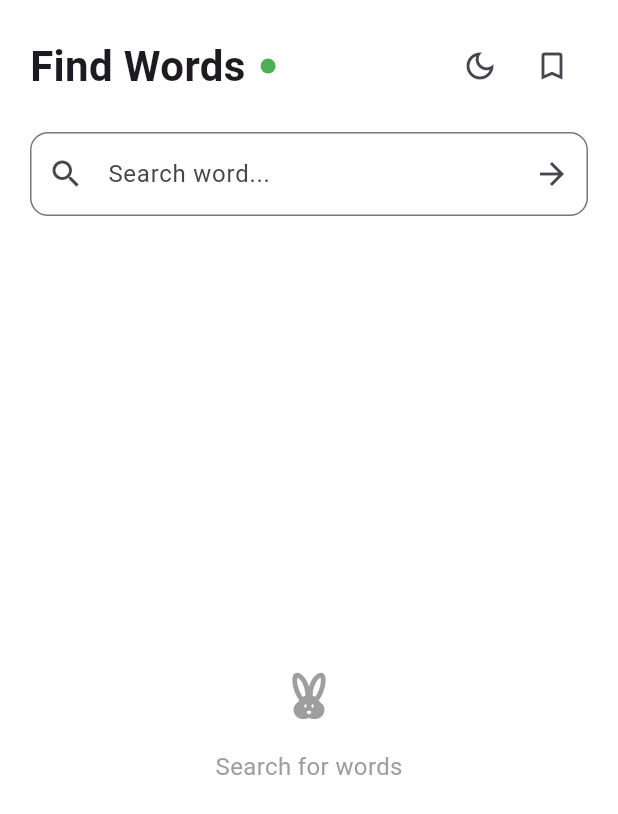
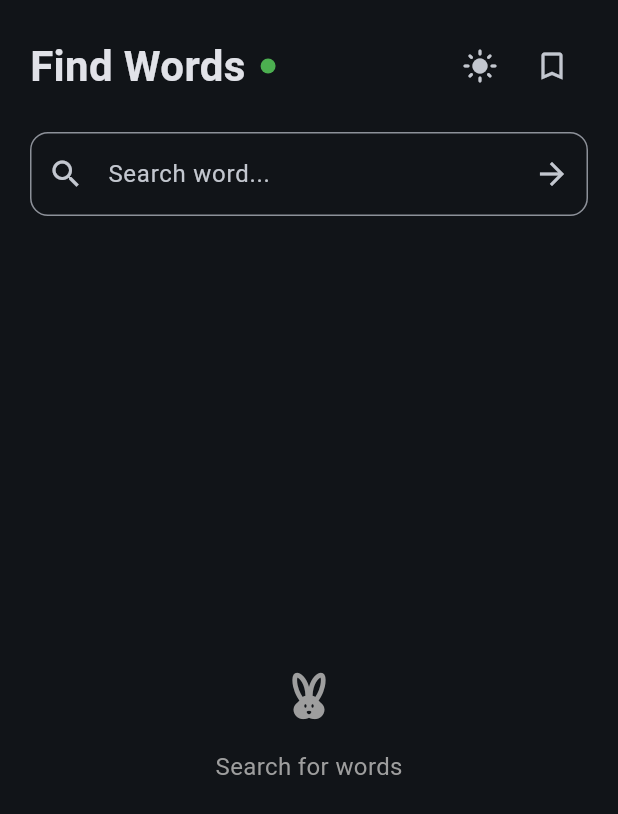
Before and after one commit to VISHNU7441/find_me_words, a Flutter app: the screen it shows after launch, after a tap on the "dark mode" icon, on a phone screen of 412 x 824 dp. Shown: the top 814 px of the screen. Run offline on Flutter 3.47's test engine with Material 3 defaults, Android fonts, the light colour scheme and no system bars; our stand-ins replace dio, flutter_riverpod, riverpod_annotation, sqflite; accounts and stored records are empty; generated files the repository leaves out were written again.

Commit message:
[feat:] add colour theme to the app

```diff
--- /dev/null
+++ b/lib/core/theme/app_theme.dart
@@ -0,0 +1,14 @@
+import 'package:flutter/material.dart';
+
+final ThemeData lightTheme = ThemeData(
+  useMaterial3: true,
+  brightness: Brightness.light,
+  colorSchemeSeed: Colors.blue,
+  scaffoldBackgroundColor: Colors.white,
+);
+
+final ThemeData darkTheme = ThemeData(
+  useMaterial3: true,
+  brightness: Brightness.dark,
+  colorSchemeSeed: Colors.blue,
+);
--- a/lib/feature/home/presentation/controllers/home_page_controller.dart
+++ b/lib/feature/home/presentation/controllers/home_page_controller.dart
@@ -153,6 +153,10 @@ class HomePageController extends _$HomePageController {
     state = state.copyWith(wordDetails: null);
   }
 
+  void toggleTheme() {
+    state = state.copyWith(isDarkMode: !state.isDarkMode);
+  }
+
   // bookmark helper functions
   Future<void> getBookmarkedItems() async {
     state = state.copyWith(
--- a/lib/feature/home/presentation/pages/home_page.dart
+++ b/lib/feature/home/presentation/pages/home_page.dart
@@ -50,13 +50,12 @@ class _HomeScreenState extends ConsumerState<HomeScreen> {
 
     final isSearchEmpty =
         state.query.trim().isEmpty && state.suggestions.isEmpty;
+    final isDarkMode = state.isDarkMode;
 
     return Scaffold(
-      backgroundColor: Colors.white,
-
+      backgroundColor: Theme.of(context).scaffoldBackgroundColor,
       body: SafeArea(
         minimum: const EdgeInsets.all(20),
-
         child: Column(
           crossAxisAlignment: CrossAxisAlignment.start,
           children: [
@@ -82,13 +81,18 @@ class _HomeScreenState extends ConsumerState<HomeScreen> {
                 const Spacer(),
 
                 IconButton(
-                  onPressed: () {},
-                  icon: const Icon(Icons.dark_mode_outlined),
+                  onPressed: () {
+                    ref.read(homePageControllerProvider.notifier).toggleTheme();
+                  },
+                  icon: Icon(
+                    isDarkMode ? Icons.light_mode : Icons.dark_mode_outlined,
+                  ),
                 ),
 
                 IconButton(
                   onPressed: () {
-                    Navigator.push(context, MaterialPageRoute(builder: (_) => BookmarkScreen()));
+                    Navigator.push(context,
+                        MaterialPageRoute(builder: (_) => BookmarkScreen()));
                   },
                   icon: const Icon(Icons.bookmark_border),
                 ),
--- a/lib/feature/home/presentation/states/home_state.dart
+++ b/lib/feature/home/presentation/states/home_state.dart
@@ -7,6 +7,7 @@ class HomeState {
   final WordModel? wordDetails;
   final bool hasInternet;
   final bool isLoading;
+  final bool isDarkMode;
 
   HomeState({
     required this.query,
@@ -15,6 +16,7 @@ class HomeState {
     required this.wordDetails,
     required this.hasInternet,
     required this.isLoading,
+    required this.isDarkMode,
   });
 
   factory HomeState.initial() {
@@ -25,6 +27,7 @@ class HomeState {
       wordDetails: null,
       hasInternet: false,
       isLoading: false,
+      isDarkMode: false,
     );
   }
 
@@ -35,6 +38,7 @@ class HomeState {
     WordModel? wordDetails,
     bool? hasInternet,
     bool? isLoading,
+    bool? isDarkMode,
   }) {
     return HomeState(
       query: query ?? this.query,
@@ -43,6 +47,7 @@ class HomeState {
       wordDetails: wordDetails ?? this.wordDetails,
       hasInternet: hasInternet ?? this.hasInternet,
       isLoading: isLoading ?? this.isLoading,
+      isDarkMode: isDarkMode ?? this.isDarkMode,
     );
   }
 }
--- a/lib/main.dart
+++ b/lib/main.dart
@@ -1,3 +1,5 @@
+import 'package:find_me_words/core/theme/app_theme.dart';
+import 'package:find_me_words/feature/home/presentation/controllers/home_page_controller.dart';
 import 'package:find_me_words/feature/splash/presentation/splash_screen.dart';
 import 'package:flutter/material.dart';
 import 'package:flutter_riverpod/flutter_riverpod.dart';
@@ -6,14 +8,20 @@ void main() {
   runApp(ProviderScope(child: const MyApp()));
 }
 
-class MyApp extends StatelessWidget {
+class MyApp extends ConsumerWidget {
   const MyApp({super.key});
 
-  // This widget is the root of your application.
   @override
-  Widget build(BuildContext context) {
+  Widget build(BuildContext context, WidgetRef ref) {
+    final isDarkMode = ref.watch(homePageControllerProvider.select((s) => s.isDarkMode));
+
     return MaterialApp(
-      home: SplashScreen(),
+      debugShowCheckedModeBanner: false,
+      title: 'Find Me Words',
+      themeMode: isDarkMode ? ThemeMode.dark : ThemeMode.light,
+      theme: lightTheme,
+      darkTheme: darkTheme,
+      home: const SplashScreen(),
     );
   }
 }
```
Also changed, not shown: lib/feature/home/presentation/pages/bookmark_screen.dart (+15 -14 lines), lib/feature/home/presentation/pages/word_detail_screen.dart (+13 -12 lines).
